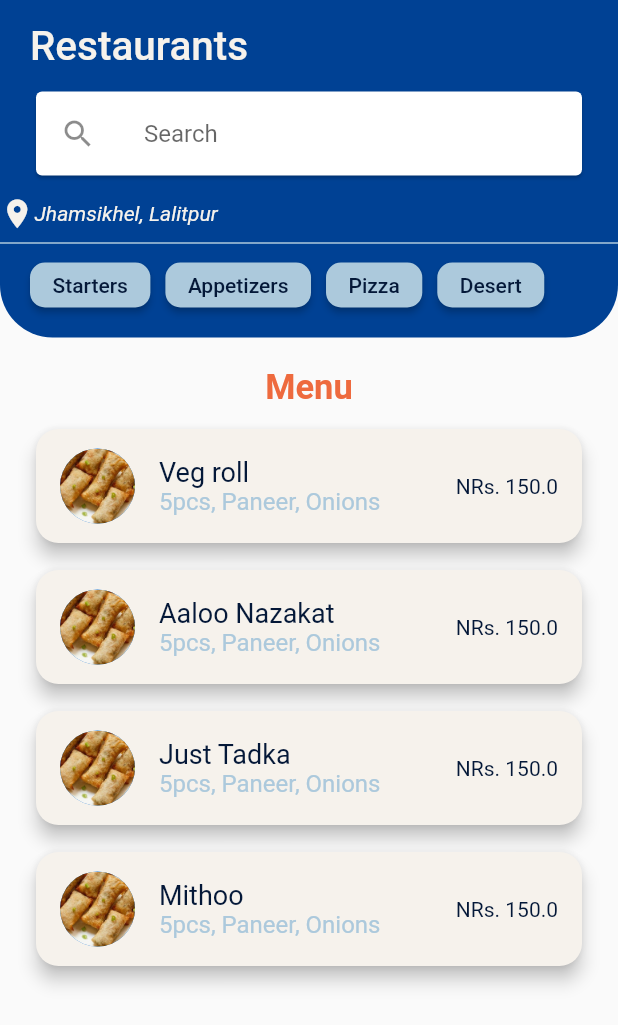
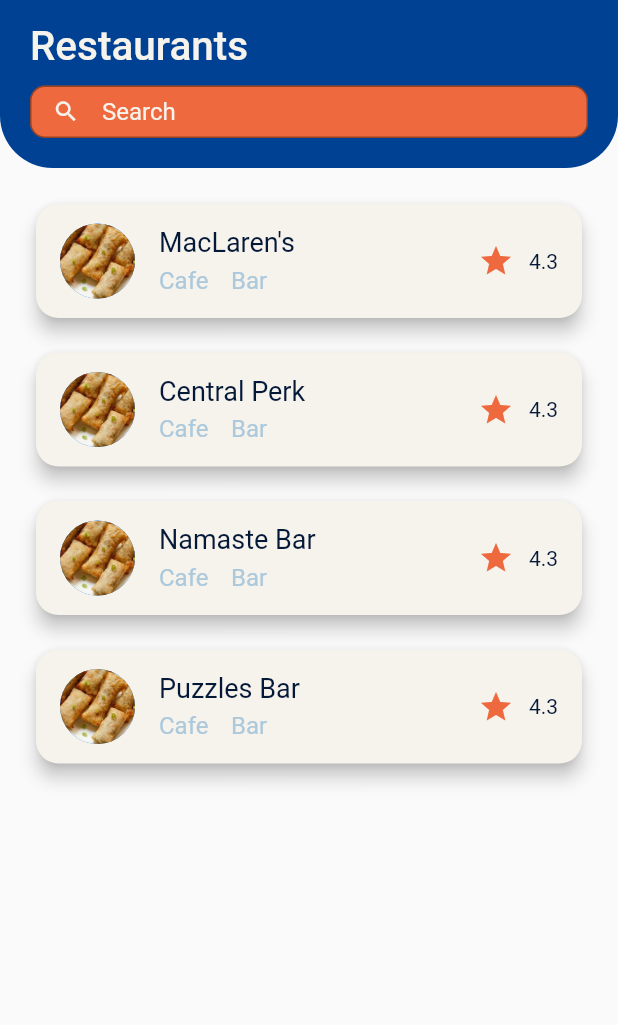
Before and after one commit to anjmhrjn/restro-booking-flutter, a Flutter app: the screen it shows after launch, on a phone screen of 412 x 824 dp. Shown: the top 1025 px of the screen. Run offline on Flutter 3.47's test engine with Material 2 defaults, Android fonts, the phone set to English and light mode, and no system bars; our stand-ins replace date_field.

Commit message:
restraulant list page complete

```diff
--- /dev/null
+++ b/lib/model/restrodetails.dart
@@ -0,0 +1,12 @@
+class RestroDetails {
+  final String? name;
+  final List<String>? tags;
+  final String? image;
+  final double? rating;
+  RestroDetails({
+    this.name,
+    this.image,
+    this.tags,
+    this.rating,
+  });
+}
--- a/lib/screen/restroList.dart
+++ b/lib/screen/restroList.dart
@@ -1,5 +1,7 @@
 import 'package:flutter/material.dart';
+import 'package:restro_booking/model/info.dart';
 import 'package:restro_booking/model/menu.dart';
+import 'package:restro_booking/model/restrodetails.dart';
 
 class RestroLists extends StatefulWidget {
   const RestroLists({Key? key}) : super(key: key);
@@ -9,9 +11,9 @@
 }
 
 class _RestroListsState extends State<RestroLists> {
-  Widget menuCard(BuildContext context, Menu menuItem) {
+  Widget menuCard(BuildContext context, RestroDetails restrodetail) {
     return Padding(
-      padding: const EdgeInsets.only(bottom: 10),
+      padding: const EdgeInsets.only(bottom: 15),
       child: Card(
         shape: RoundedRectangleBorder(
           borderRadius: BorderRadius.circular(15.0),
@@ -24,35 +26,63 @@
           ),
           child: ListTile(
             leading: CircleAvatar(
-              backgroundImage: AssetImage(menuItem.image![0]),
+              backgroundImage: AssetImage(restrodetail.image!),
               radius: 25,
             ),
             title: Column(
               crossAxisAlignment: CrossAxisAlignment.start,
               children: [
-                Align(
-                  alignment: Alignment.topLeft,
-                  child: Text(
-                    '${menuItem.name}',
+                Text(
+                  '${restrodetail.name}',
                   style: TextStyle(
                     fontSize: 18,
                     color: Color(0xFF041838),
                   ),
                 ),
-                ),
+                SizedBox(
+                  height: 25,
+                  child: ListView.builder(
+                    itemCount: restrodetail.tags!.length,
+                    scrollDirection: Axis.horizontal,
+                    itemBuilder: (BuildContext context, int index) {
+                      return Padding(
+                        padding: const EdgeInsets.only(top: 5),
+                        child: Row(
+                          children: [
                             Text(
-                  '${menuItem.desc}',
+                              restrodetail.tags![index],
                               style: TextStyle(
                                 color: Color(0xFFACC9DC),
                               ),
                             ),
+                            SizedBox(
+                              width: 15,
+                            )
                           ],
                         ),
-            trailing: Text(
-              'NRs. ${menuItem.price}',
+                      );
+                    },
+                  ),
+                ),
+              ],
+            ),
+            trailing: Row(
+              mainAxisSize: MainAxisSize.min,
+              children: [
+                Icon(
+                  Icons.star,
+                  color: Color(0xFFEE6A3E),
+                ),
+                SizedBox(
+                  width: 10,
+                ),
+                Text(
+                  '${restrodetail.rating}',
                   style: TextStyle(
                     color: Color(0xFF041838),
                   ),
+                ),
+              ],
             ),
           ),
         ),
@@ -69,31 +99,31 @@
       "Desert"
     ];
 
-    List<Menu> menuList = [
-      Menu(
-        name: 'Veg roll',
-        desc: '5pcs, Paneer, Onions',
-        image: ['images/snacks.jpg'],
-        price: 150,
+    List<RestroDetails> menuList = [
+      RestroDetails(
+        name: "MacLaren's",
+        tags: ["Cafe", "Bar"],
+        rating: 4.3,
+        image: "images/snacks.jpg",
       ),
-      Menu(
-        name: 'Aaloo Nazakat',
-        desc: '5pcs, Paneer, Onions',
-        image: ['images/snacks.jpg'],
-        price: 150,
+      RestroDetails(
+        name: "Central Perk",
+        tags: ["Cafe", "Bar"],
+        rating: 4.3,
+        image: "images/snacks.jpg",
       ),
-      Menu(
-        name: 'Just Tadka',
-        desc: '5pcs, Paneer, Onions',
-        image: ['images/snacks.jpg'],
-        price: 150,
+      RestroDetails(
+        name: "Namaste Bar",
+        tags: ["Cafe", "Bar"],
+        rating: 4.3,
+        image: "images/snacks.jpg",
       ),
-      Menu(
-        name: 'Mithoo',
-        desc: '5pcs, Paneer, Onions',
-        image: ['images/snacks.jpg'],
-        price: 150,
-      ),
+      RestroDetails(
+        name: "Puzzles Bar",
+        tags: ["Cafe", "Bar"],
+        rating: 4.3,
+        image: "images/snacks.jpg",
+      )
     ];
 
     return Scaffold(
@@ -130,108 +160,57 @@
                       ),
                     ),
                     Padding(
-                      padding: const EdgeInsets.symmetric(
-                        vertical: 10,
-                        horizontal: 20,
+                      padding: const EdgeInsets.only(
+                        top: 10,
+                        left: 20,
+                        right: 20,
+                        bottom: 20,
                       ),
-                      child: Card(
-                        child: ListTile(
+                      child: Container(
+                        height: 35,
+                        decoration: BoxDecoration(
+                          color: Color(0xFFEE6A3E),
+                          borderRadius: BorderRadius.circular(10),
+                        ),
+                        child: Form(
+                          child: TextFormField(
+                            style: TextStyle(
+                              color: Color(0xFFF6F2EC),
+                            ),
+                            decoration: InputDecoration(
+                              hintStyle: TextStyle(
+                                color: Color(0xFFF6F2EC),
+                              ),
+                              fillColor: Color(0xFFEE6A3E),
+                              focusedBorder: OutlineInputBorder(
+                                borderSide: const BorderSide(
+                                  color: Color(0xFFEE6A3E),
+                                ),
+                                borderRadius: BorderRadius.circular(10.0),
+                              ),
                               contentPadding: EdgeInsets.symmetric(
                                 vertical: 0,
-                            horizontal: 16,
+                                horizontal: 10,
                               ),
-                          dense: true,
-                          leading: Icon(Icons.search),
-                          title: Form(
-                            child: TextFormField(
-                              decoration: InputDecoration(
-                                border: InputBorder.none,
                               hintText: 'Search',
+                              prefixIcon: Icon(
+                                Icons.search,
+                                size: 18,
+                                color: Color(0xFFF6F2EC),
+                              ),
+                              border: OutlineInputBorder(
+                                borderRadius: BorderRadius.circular(10),
                               ),
                             ),
                           ),
                         ),
                       ),
                     ),
-                    Row(
-                      children: const [
-                        Icon(
-                          Icons.location_on,
-                          color: Color(0xFFF6F2EC),
-                          size: 23,
-                        ),
-                        Text(
-                          'Jhamsikhel, Lalitpur',
-                          style: TextStyle(
-                            color: Color(0xFFF6F2EC),
-                            fontStyle: FontStyle.italic,
-                            fontSize: 14,
-                          ),
-                        ),
-                      ],
-                    ),
-                    Divider(
-                      thickness: 1,
-                      color: Color(0xFFACC9DC),
-                    ),
-                    SizedBox(
-                      height: 55,
-                      child: Padding(
-                        padding: const EdgeInsets.only(
-                          top: 5,
-                          left: 20,
-                          right: 20,
-                          bottom: 20,
-                        ),
-                        child: ListView.builder(
-                          itemCount: category_list.length,
-                          scrollDirection: Axis.horizontal,
-                          itemBuilder: (BuildContext context, int index) {
-                            return Padding(
-                              padding: const EdgeInsets.only(right: 10),
-                              child: ElevatedButton(
-                                style: ElevatedButton.styleFrom(
-                                  primary: Color(0xFFACC9DC),
-                                  // minimumSize: const Size(double.infinity, 40),
-                                  padding: EdgeInsets.symmetric(
-                                    horizontal: 15,
-                                  ),
-
-                                  shape: RoundedRectangleBorder(
-                                    borderRadius: BorderRadius.all(
-                                      Radius.circular(10.0),
-                                    ),
-                                  ),
-                                ),
-                                onPressed: () {},
-                                child: Text(
-                                  category_list[index],
-                                  style: TextStyle(
-                                    color: Color(0xFF041838),
-                                  ),
-                                ),
-                              ),
-                            );
-                          },
-                        ),
-                      ),
-                    )
                   ],
                 ),
               ),
               SizedBox(
                 height: 20,
-              ),
-              Text(
-                'Menu',
-                style: TextStyle(
-                  fontWeight: FontWeight.bold,
-                  fontSize: 23,
-                  color: Color(0xFFEE6A3E),
-                ),
-              ),
-              SizedBox(
-                height: 10,
               ),
               Padding(
                 padding: const EdgeInsets.only(
```
Also changed, not shown: images/restro1.jpg (added). Lines whose indentation alone changed are shown as unchanged.
